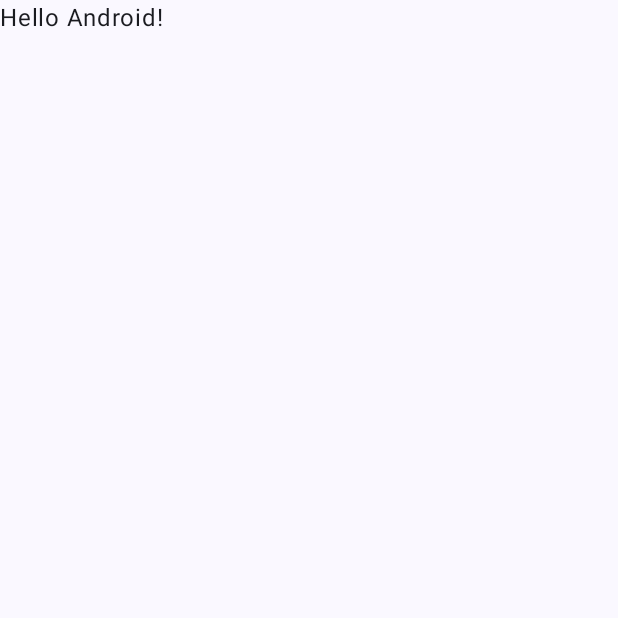
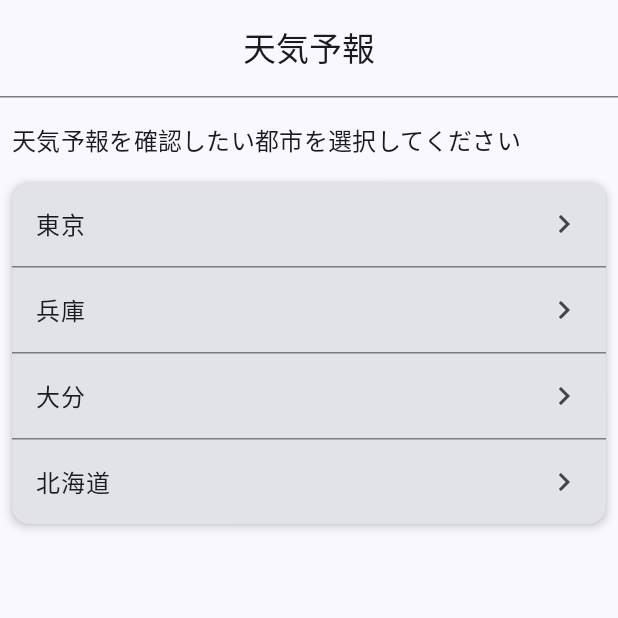
Before and after one commit to sampleUser363/weather-forecast-app, an Android app built with Jetpack Compose: the screen it shows after launch (MainActivity), on a phone screen of 412 x 824 dp, the top half of it. Before the commit the part shown is almost empty. Run offline under Robolectric (Android 15) with nearby library versions, the phone set to English and light mode, and no system bars.

Commit message:
Home画面のレイアウトを作成

```diff
--- a/app/build.gradle.kts
+++ b/app/build.gradle.kts
@@ -49,6 +49,7 @@ dependencies {
     implementation(libs.androidx.compose.ui.graphics)
     implementation(libs.androidx.compose.ui.tooling.preview)
     implementation(libs.androidx.compose.material3)
+    implementation(libs.androidx.navigation.compose)
     testImplementation(libs.junit)
     androidTestImplementation(libs.androidx.junit)
     androidTestImplementation(libs.androidx.espresso.core)
--- a/app/src/main/java/com/example/weatherforecast/MainActivity.kt
+++ b/app/src/main/java/com/example/weatherforecast/MainActivity.kt
@@ -5,12 +5,8 @@ import androidx.activity.ComponentActivity
 import androidx.activity.compose.setContent
 import androidx.activity.enableEdgeToEdge
 import androidx.compose.foundation.layout.fillMaxSize
-import androidx.compose.foundation.layout.padding
-import androidx.compose.material3.Scaffold
-import androidx.compose.material3.Text
-import androidx.compose.runtime.Composable
+import androidx.compose.material3.Surface
 import androidx.compose.ui.Modifier
-import androidx.compose.ui.tooling.preview.Preview
 import com.example.weatherforecast.ui.theme.WeatherForecastTheme
 
 class MainActivity : ComponentActivity() {
@@ -19,29 +15,12 @@ class MainActivity : ComponentActivity() {
         enableEdgeToEdge()
         setContent {
             WeatherForecastTheme {
-                Scaffold(modifier = Modifier.fillMaxSize()) { innerPadding ->
-                    Greeting(
-                        name = "Android",
-                        modifier = Modifier.padding(innerPadding)
-                    )
+                Surface(
+                    modifier = Modifier.fillMaxSize()
+                ) {
+                    WeatherForecastApp()
                 }
             }
         }
     }
 }
-
-@Composable
-fun Greeting(name: String, modifier: Modifier = Modifier) {
-    Text(
-        text = "Hello $name!",
-        modifier = modifier
-    )
-}
-
-@Preview(showBackground = true)
-@Composable
-fun GreetingPreview() {
-    WeatherForecastTheme {
-        Greeting("Android")
-    }
-}
--- /dev/null
+++ b/app/src/main/java/com/example/weatherforecast/WeatherForecastApp.kt
@@ -0,0 +1,15 @@
+package com.example.weatherforecast
+
+import androidx.compose.runtime.Composable
+import androidx.navigation.NavHostController
+import androidx.navigation.compose.rememberNavController
+import com.example.weatherforecast.ui.navigation.WeatherForecastNavHost
+
+@Composable
+fun WeatherForecastApp(
+    navController: NavHostController = rememberNavController()
+) {
+    WeatherForecastNavHost(
+        navController = navController
+    )
+}
--- /dev/null
+++ b/app/src/main/java/com/example/weatherforecast/model/City.kt
@@ -0,0 +1,37 @@
+package com.example.weatherforecast.model
+
+import androidx.annotation.StringRes
+import com.example.weatherforecast.R
+
+/**
+ * アプリで使用する都市を表すenum class
+ *
+ * ホーム画面で都市のリストとして表示される
+ *
+ * @property displayNameResId 表示名のStringResId
+ * @property propertyResId 画面遷移時に渡すプロパティのStringResId
+ */
+enum class City(
+    @StringRes
+    val displayNameResId: Int,
+    @StringRes
+    val propertyResId: Int
+) {
+    TOKYO(
+        displayNameResId = R.string.tokyo_city_name,
+        propertyResId = R.string.tokyo_city_property
+    ),
+    HYOGO(
+        displayNameResId = R.string.hyogo_city_name,
+        propertyResId = R.string.hyogo_city_property
+    ),
+    OITA(
+        displayNameResId = R.string.oita_city_name,
+        propertyResId = R.string.oita_city_property
+
+    ),
+    HOKKAIDO(
+        displayNameResId = R.string.hokkaido_city_name,
+        propertyResId = R.string.hokkaido_city_property
+    )
+}
--- /dev/null
+++ b/app/src/main/java/com/example/weatherforecast/ui/component/TopBar.kt
@@ -0,0 +1,38 @@
+package com.example.weatherforecast.ui.component
+
+import androidx.annotation.StringRes
+import androidx.compose.foundation.layout.Column
+import androidx.compose.material3.CenterAlignedTopAppBar
+import androidx.compose.material3.ExperimentalMaterial3Api
+import androidx.compose.material3.HorizontalDivider
+import androidx.compose.material3.MaterialTheme
+import androidx.compose.material3.Text
+import androidx.compose.runtime.Composable
+import androidx.compose.ui.Alignment
+import androidx.compose.ui.Modifier
+import androidx.compose.ui.res.stringResource
+
+@OptIn(ExperimentalMaterial3Api::class)
+@Composable
+fun TopBar(
+    @StringRes
+    titleResId: Int,
+    modifier: Modifier = Modifier
+) {
+    Column {
+        CenterAlignedTopAppBar(
+            title = {
+                Column(
+                    horizontalAlignment = Alignment.CenterHorizontally
+                ) {
+                    Text(
+                        text = stringResource(titleResId),
+                        style = MaterialTheme.typography.titleLarge
+                    )
+                }
+            },
+            modifier = modifier
+        )
+        HorizontalDivider()
+    }
+}
--- /dev/null
+++ b/app/src/main/java/com/example/weatherforecast/ui/navigation/Screen.kt
@@ -0,0 +1,10 @@
+package com.example.weatherforecast.ui.navigation
+
+/**
+ * アプリ内の各画面を定義
+ *
+ * @property route NavHostで使用する画面のroute
+ */
+enum class Screen(val route: String) {
+    HOME("home")
+}
--- /dev/null
+++ b/app/src/main/java/com/example/weatherforecast/ui/navigation/WeatherForecastNavHost.kt
@@ -0,0 +1,26 @@
+package com.example.weatherforecast.ui.navigation
+
+import androidx.compose.runtime.Composable
+import androidx.compose.ui.Modifier
+import androidx.navigation.NavHostController
+import androidx.navigation.compose.NavHost
+import androidx.navigation.compose.composable
+import com.example.weatherforecast.ui.screen.home.HomeScreen
+
+@Composable
+fun WeatherForecastNavHost(
+    navController: NavHostController,
+    modifier: Modifier = Modifier
+) {
+    NavHost(
+        navController = navController,
+        startDestination = Screen.HOME.route,
+        modifier = modifier
+    ) {
+        // ホーム画面
+        composable(route = Screen.HOME.route) {
+            HomeScreen()
+        }
+        // TODO: 天気画面
+    }
+}
--- /dev/null
+++ b/app/src/main/java/com/example/weatherforecast/ui/screen/home/HomeScreen.kt
@@ -0,0 +1,131 @@
+package com.example.weatherforecast.ui.screen.home
+
+import androidx.compose.foundation.clickable
+import androidx.compose.foundation.layout.Column
+import androidx.compose.foundation.layout.PaddingValues
+import androidx.compose.foundation.layout.Spacer
+import androidx.compose.foundation.layout.fillMaxSize
+import androidx.compose.foundation.layout.fillMaxWidth
+import androidx.compose.foundation.layout.height
+import androidx.compose.foundation.layout.padding
+import androidx.compose.foundation.lazy.LazyColumn
+import androidx.compose.foundation.lazy.itemsIndexed
+import androidx.compose.material.icons.Icons
+import androidx.compose.material.icons.automirrored.filled.KeyboardArrowRight
+import androidx.compose.material3.Card
+import androidx.compose.material3.CardDefaults
+import androidx.compose.material3.HorizontalDivider
+import androidx.compose.material3.Icon
+import androidx.compose.material3.ListItem
+import androidx.compose.material3.ListItemDefaults
+import androidx.compose.material3.MaterialTheme
+import androidx.compose.material3.Scaffold
+import androidx.compose.material3.Text
+import androidx.compose.runtime.Composable
+import androidx.compose.ui.Modifier
+import androidx.compose.ui.graphics.Color
+import androidx.compose.ui.res.stringResource
+import androidx.compose.ui.tooling.preview.Preview
+import androidx.compose.ui.unit.dp
+import com.example.weatherforecast.R
+import com.example.weatherforecast.model.City
+import com.example.weatherforecast.ui.component.TopBar
+import com.example.weatherforecast.ui.theme.WeatherForecastTheme
+
+@Composable
+fun HomeScreen(
+    modifier: Modifier = Modifier
+) {
+    Scaffold(
+        topBar = {
+            TopBar(
+                titleResId = R.string.home_screen_title
+            )
+        },
+        modifier = Modifier.fillMaxSize(),
+    ) { innerPadding ->
+        HomeBody(
+            cities = City.entries,
+            onCityClick = {
+                // TODO: 都市押下時、それに応じた天気画面に遷移
+            },
+            contentPadding = innerPadding,
+            modifier = modifier
+        )
+    }
+}
+
+@Composable
+fun HomeBody(
+    cities: List<City>,
+    onCityClick: (City) -> Unit,
+    modifier: Modifier = Modifier,
+    contentPadding: PaddingValues = PaddingValues(0.dp)
+) {
+    Column(
+        modifier = modifier.padding(contentPadding)
+    ) {
+        Spacer(modifier = Modifier.height(8.dp))
+        Text(
+            text = stringResource(R.string.home_select_city_text),
+            modifier = Modifier.padding(8.dp),
+            style = MaterialTheme.typography.titleMedium
+        )
+        Card(
+            elevation = CardDefaults.cardElevation(defaultElevation = 4.dp),
+            modifier = Modifier
+                .fillMaxWidth()
+                .padding(8.dp)
+        ) {
+            LazyColumn {
+                itemsIndexed(cities) { index, city ->
+                    CityItem(
+                        city = city,
+                        modifier = Modifier
+                            .clickable { onCityClick(city) }
+                    )
+                    if (index < cities.lastIndex) {
+                        HorizontalDivider()
+                    }
+                }
+            }
+        }
+    }
+}
+
+@Composable
+fun CityItem(
+    city: City,
+    modifier: Modifier = Modifier
+) {
+    ListItem(
+        headlineContent = {
+            Text(
+                text = stringResource(city.displayNameResId),
+                style = MaterialTheme.typography.bodyLarge
+            )
+        },
+        trailingContent = {
+            Icon(
+                imageVector = Icons.AutoMirrored.Filled.KeyboardArrowRight,
+                contentDescription = null
+            )
+        },
+        modifier = modifier,
+        colors = ListItemDefaults.colors(containerColor = Color.Transparent)
+    )
+}
+
+// ======================================================
+// Preview
+// ======================================================
+@Preview(showBackground = true)
+@Composable
+fun HomeBodyPreview() {
+    WeatherForecastTheme {
+        HomeBody(
+            cities = City.entries,
+            onCityClick = {}
+        )
+    }
+}
--- a/app/src/main/res/values/strings.xml
+++ b/app/src/main/res/values/strings.xml
@@ -1,3 +1,17 @@
 <resources>
     <string name="app_name">WeatherForecast</string>
+
+    <!-- home -->
+    <string name="home_screen_title">天気予報</string>
+    <string name="home_select_city_text">天気予報を確認したい都市を選択してください</string>
+
+    <!-- city name -->
+    <string name="tokyo_city_name">東京</string>
+    <string name="hyogo_city_name">兵庫</string>
+    <string name="oita_city_name">大分</string>
+    <string name="hokkaido_city_name">北海道</string>
+    <string name="tokyo_city_property">Tokyo</string>
+    <string name="hyogo_city_property">Hyogo</string>
+    <string name="oita_city_property">Oita</string>
+    <string name="hokkaido_city_property">Hokkaido</string>
 </resources>
--- a/gradle/libs.versions.toml
+++ b/gradle/libs.versions.toml
@@ -8,6 +8,7 @@ espressoCore = "3.7.0"
 lifecycleRuntimeKtx = "2.9.4"
 activityCompose = "1.11.0"
 composeBom = "2024.09.00"
+navigationCompose = "2.9.6"
 
 [libraries]
 androidx-core-ktx = { group = "androidx.core", name = "core-ktx", version.ref = "coreKtx" }
@@ -24,6 +25,7 @@ androidx-compose-ui-tooling-preview = { group = "androidx.compose.ui", name = "u
 androidx-compose-ui-test-manifest = { group = "androidx.compose.ui", name = "ui-test-manifest" }
 androidx-compose-ui-test-junit4 = { group = "androidx.compose.ui", name = "ui-test-junit4" }
 androidx-compose-material3 = { group = "androidx.compose.material3", name = "material3" }
+androidx-navigation-compose = { group = "androidx.navigation", name = "navigation-compose", version.ref = "navigationCompose" }
 
 [plugins]
 android-application = { id = "com.android.application", version.ref = "agp" }
```
